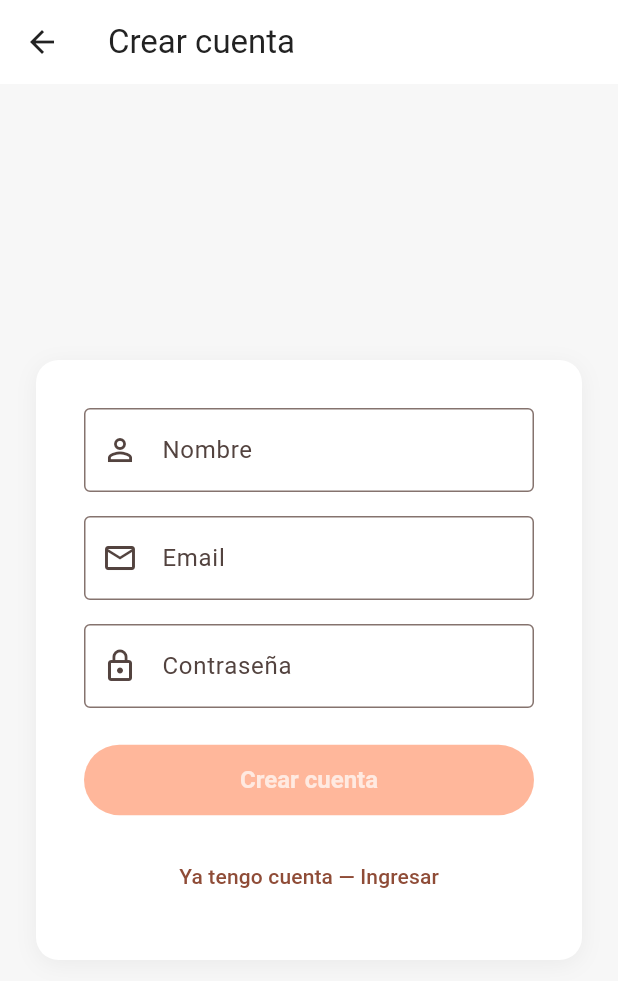
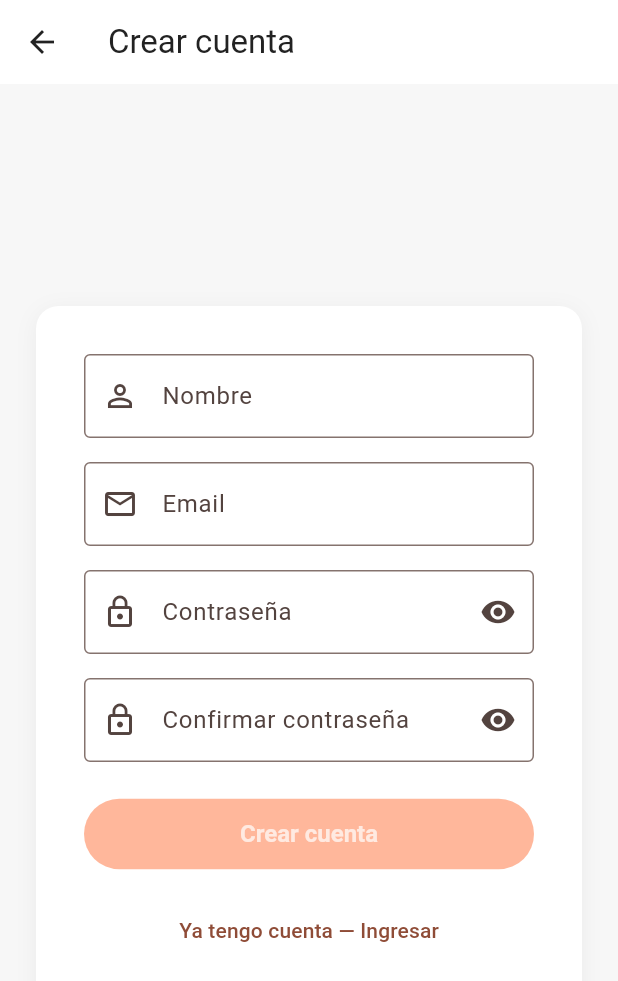
Before and after one commit to snakerdaxos/web-gri, a Flutter app: the screen it shows after launch, after a tap on "¿No tienes cuenta? Regístrate", on a phone screen of 412 x 824 dp. Shown: the top 981 px of the screen. Run offline on Flutter 3.47's test engine with Material 3 defaults, Android fonts, the phone set to English and light mode, and no system bars; our stand-ins replace cloud_firestore, cloud_functions, data_table_2, firebase_auth, firebase_core, flutter_riverpod and 5 more; missing offline and left inert: mobile_scanner; accounts and stored records are empty; generated files the repository leaves out were written again.

Commit message:
feat(11-06): PasswordField en app_cliente — ver/ocultar en los 4 campos + confirmar contraseña
- lib/features/shared/password_field.dart: StatefulWidget con estado propio,
  arranca oculto, tooltip por estado y area tactil 48x48 explicita
- login, registro y los dos campos del perfil pasan a PasswordField
  conservando controladores, validadores y ValueKey
- registro: campo 'Confirmar contraseña' con aviso 'Las contraseñas no
  coinciden'; la confirmacion NO viaja a RegisterController.submit
- registro: autofillHints.password (paridad con el login, T-11-06-03)
- test extra: los 48x48 los pone el widget, no el default de InputDecoration

```diff
--- a/app_cliente/lib/features/auth/login_screen.dart
+++ b/app_cliente/lib/features/auth/login_screen.dart
@@ -3,6 +3,7 @@ import 'package:flutter_riverpod/flutter_riverpod.dart';
 import 'package:go_router/go_router.dart';
 
 import '../../core/theme.dart';
+import '../shared/password_field.dart';
 import 'auth_controller.dart';
 
 /// Pantalla de login del cliente — card centrada con logo GRI, email +
@@ -138,16 +139,11 @@ class _LoginScreenState extends ConsumerState<LoginScreen> {
                           : 'Email inválido',
                     ),
                     const SizedBox(height: 16),
-                    TextFormField(
-                      key: const ValueKey('login-password'),
+                    PasswordField(
+                      fieldKey: const ValueKey('login-password'),
                       controller: _passCtrl,
-                      obscureText: true,
+                      labelText: 'Contraseña',
                       autofillHints: const [AutofillHints.password],
-                      decoration: const InputDecoration(
-                        labelText: 'Contraseña',
-                        border: OutlineInputBorder(),
-                        prefixIcon: Icon(Icons.lock_outline),
-                      ),
                       validator: (v) =>
                           (v ?? '').length >= 8 ? null : 'Mínimo 8 caracteres',
                       onFieldSubmitted: (_) => _canSubmit ? _submit() : null,
--- a/app_cliente/lib/features/auth/register_screen.dart
+++ b/app_cliente/lib/features/auth/register_screen.dart
@@ -3,11 +3,16 @@ import 'package:flutter_riverpod/flutter_riverpod.dart';
 import 'package:go_router/go_router.dart';
 
 import '../../core/theme.dart';
+import '../shared/password_field.dart';
 import 'auth_controller.dart';
 
-/// Registro de cliente — nombre + email + password. Tras un registro
-/// exitoso el controller hace AUTO-LOGIN y el redirect del GoRouter lleva
-/// a /inicio.
+/// Registro de cliente — nombre + email + password + confirmación. Tras un
+/// registro exitoso el controller hace AUTO-LOGIN y el redirect del GoRouter
+/// lleva a /inicio.
+///
+/// La confirmación es puramente de UI (11-06, T-11-06-02): evita que el
+/// usuario se equivoque a ciegas, pero NO viaja a `RegisterController.submit`
+/// ni se almacena en ningún sitio.
 class RegisterScreen extends ConsumerStatefulWidget {
   const RegisterScreen({super.key});
 
@@ -21,6 +26,7 @@ class _RegisterScreenState extends ConsumerState<RegisterScreen> {
   final _nombreCtrl = TextEditingController();
   final _emailCtrl = TextEditingController();
   final _passCtrl = TextEditingController();
+  final _pass2Ctrl = TextEditingController();
 
   @override
   void initState() {
@@ -28,6 +34,7 @@ class _RegisterScreenState extends ConsumerState<RegisterScreen> {
     _nombreCtrl.addListener(_onChange);
     _emailCtrl.addListener(_onChange);
     _passCtrl.addListener(_onChange);
+    _pass2Ctrl.addListener(_onChange);
   }
 
   @override
@@ -35,8 +42,15 @@ class _RegisterScreenState extends ConsumerState<RegisterScreen> {
     _nombreCtrl.dispose();
     _emailCtrl.dispose();
     _passCtrl.dispose();
+    _pass2Ctrl.dispose();
     super.dispose();
   }
+
+  /// Mensaje único de la confirmación: lo comparte el validador del campo
+  /// (que pinta el error) y `_canSubmit` (que apaga el botón), para que no
+  /// puedan desincronizarse.
+  String? _errorConfirmacion(String? v) =>
+      (v ?? '') == _passCtrl.text ? null : 'Las contraseñas no coinciden';
 
   void _onChange() => setState(() {});
 
@@ -45,7 +59,8 @@ class _RegisterScreenState extends ConsumerState<RegisterScreen> {
     return !submitting &&
         _nombreCtrl.text.trim().isNotEmpty &&
         _emailRe.hasMatch(_emailCtrl.text.trim()) &&
-        _passCtrl.text.length >= 8;
+        _passCtrl.text.length >= 8 &&
+        _errorConfirmacion(_pass2Ctrl.text) == null;
   }
 
   Future<void> _submit() async {
@@ -136,17 +151,23 @@ class _RegisterScreenState extends ConsumerState<RegisterScreen> {
                           : 'Email inválido',
                     ),
                     const SizedBox(height: 16),
-                    TextFormField(
-                      key: const ValueKey('register-password'),
+                    PasswordField(
+                      fieldKey: const ValueKey('register-password'),
                       controller: _passCtrl,
-                      obscureText: true,
-                      decoration: const InputDecoration(
-                        labelText: 'Contraseña',
-                        border: OutlineInputBorder(),
-                        prefixIcon: Icon(Icons.lock_outline),
-                      ),
+                      labelText: 'Contraseña',
+                      // Paridad con el login: el gestor de contraseñas del
+                      // sistema debe tratar ambos campos igual (T-11-06-03).
+                      autofillHints: const [AutofillHints.password],
                       validator: (v) =>
                           (v ?? '').length >= 8 ? null : 'Mínimo 8 caracteres',
+                    ),
+                    const SizedBox(height: 16),
+                    PasswordField(
+                      fieldKey: const ValueKey('register-password-2'),
+                      controller: _pass2Ctrl,
+                      labelText: 'Confirmar contraseña',
+                      autofillHints: const [AutofillHints.password],
+                      validator: _errorConfirmacion,
                       onFieldSubmitted: (_) => _canSubmit ? _submit() : null,
                     ),
                     const SizedBox(height: 24),
--- /dev/null
+++ b/app_cliente/lib/features/shared/password_field.dart
@@ -0,0 +1,86 @@
+import 'package:flutter/material.dart';
+
+/// Campo de contraseña con botón para **revisar lo escrito** (11-06).
+///
+/// SINCRONIZAR con `panel_admin/lib/features/shared/password_field.dart` —
+/// misma API y mismo comportamiento. La duplicación es deliberada: son dos
+/// proyectos Flutter independientes, con `pubspec.yaml` y paleta propios;
+/// un paquete `path:` compartido para un solo widget cuesta más de lo que
+/// ahorra y añade riesgo en `flutter build web`.
+///
+/// Contrato (lo que los tests fijan):
+///  * arranca SIEMPRE oculto — revelar es una acción explícita del usuario,
+///    no persiste entre pantallas ni entre sesiones (T-11-06-01);
+///  * cada instancia guarda su propio estado: revelar un campo no revela
+///    los demás;
+///  * el botón lleva `tooltip`, que Material expone también como etiqueta
+///    semántica para lectores de pantalla, y un área táctil de 48x48.
+///
+/// NO es un rediseño: la decoración replica la que ya usaban las pantallas
+/// (mismo `labelText`, mismo `OutlineInputBorder`, mismo prefijo de candado).
+/// Solo se añade el sufijo.
+class PasswordField extends StatefulWidget {
+  const PasswordField({
+    super.key,
+    required this.controller,
+    required this.labelText,
+    this.validator,
+    this.autofillHints,
+    this.fieldKey,
+    this.textInputAction,
+    this.onFieldSubmitted,
+    this.helperText,
+    this.prefixIcon = const Icon(Icons.lock_outline),
+  });
+
+  final TextEditingController controller;
+  final String labelText;
+  final String? Function(String?)? validator;
+  final List<String>? autofillHints;
+
+  /// Key del `TextFormField` interno. Las pantallas la usan para conservar
+  /// las `ValueKey` que ya buscaban los tests (p. ej. `login-password`).
+  final Key? fieldKey;
+
+  final TextInputAction? textInputAction;
+  final void Function(String)? onFieldSubmitted;
+  final String? helperText;
+  final Widget? prefixIcon;
+
+  @override
+  State<PasswordField> createState() => _PasswordFieldState();
+}
+
+class _PasswordFieldState extends State<PasswordField> {
+  /// Estado por defecto: oculto. Nunca se persiste.
+  bool _obscure = true;
+
+  void _alternar() => setState(() => _obscure = !_obscure);
+
+  @override
+  Widget build(BuildContext context) {
+    return TextFormField(
+      key: widget.fieldKey,
+      controller: widget.controller,
+      obscureText: _obscure,
+      autofillHints: widget.autofillHints,
+      textInputAction: widget.textInputAction,
+      onFieldSubmitted: widget.onFieldSubmitted,
+      validator: widget.validator,
+      decoration: InputDecoration(
+        labelText: widget.labelText,
+        helperText: widget.helperText,
+        border: const OutlineInputBorder(),
+        prefixIcon: widget.prefixIcon,
+        suffixIcon: IconButton(
+          // El icono anuncia lo que PASARÁ al pulsarlo, igual que el tooltip.
+          icon: Icon(_obscure ? Icons.visibility : Icons.visibility_off),
+          tooltip: _obscure ? 'Mostrar contraseña' : 'Ocultar contraseña',
+          // Área táctil mínima accesible; no depende del tamaño del glifo.
+          constraints: const BoxConstraints(minWidth: 48, minHeight: 48),
+          onPressed: _alternar,
+        ),
+      ),
+    );
+  }
+}
```
Also changed, not shown: app_cliente/lib/features/perfil/perfil_screen.dart (+9 -18 lines), 1 other file.
